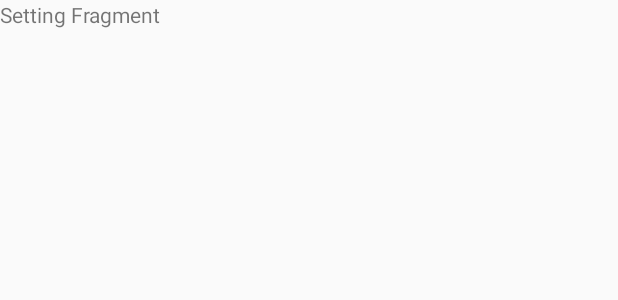
After one commit to nvnptit/MobileGK17, an Android app: the layout fragment_setting.xml on its own in the app's theme, with its tools: preview values and no code run, on a phone screen of 412 x 824 dp. The commit adds this screen. Shown: the top 300 px of the screen. Run offline under Robolectric (Android 15) with nearby library versions, the phone set to English and light mode, and no system bars.

Commit message:
update login, register,...

```diff
--- a/app/src/main/java/com/nvn/mobilegk17/fragment/QuanLySanPhamFragment.java
+++ b/app/src/main/java/com/nvn/mobilegk17/fragment/QuanLySanPhamFragment.java
@@ -113,9 +113,10 @@ public class QuanLySanPhamFragment extends Fragment {
         dbSanPham.themSanPham(new SanPham("Q02","Quần tây nữ",
                 "99999","/storage/emulated/0/Download/quantaynu.png"));
     }
+
     private void initData() {
         dbSanPham = new DbSanPham(getContext());
-     //   initDataDB();
+       // initDataDB();
         sanPhamArrayList.addAll(dbSanPham.laySanPham());
 
         sanPhamAdapter = new SanPhamAdapter(getContext(),sanPhamArrayList);
--- /dev/null
+++ b/app/src/main/res/drawable/ic_baseline_login_24.xml
@@ -0,0 +1,5 @@
+<vector android:height="24dp" android:tint="#C66868"
+    android:viewportHeight="24" android:viewportWidth="24"
+    android:width="24dp" xmlns:android="http://schemas.android.com/apk/res/android">
+    <path android:fillColor="@android:color/white" android:pathData="M11,7L9.6,8.4l2.6,2.6H2v2h10.2l-2.6,2.6L11,17l5,-5L11,7zM20,19h-8v2h8c1.1,0 2,-0.9 2,-2V5c0,-1.1 -0.9,-2 -2,-2h-8v2h8V19z"/>
+</vector>
--- /dev/null
+++ b/app/src/main/res/layout/fragment_setting.xml
@@ -0,0 +1,13 @@
+<?xml version="1.0" encoding="utf-8"?>
+<FrameLayout xmlns:android="http://schemas.android.com/apk/res/android"
+    xmlns:tools="http://schemas.android.com/tools"
+    android:layout_width="match_parent"
+    android:layout_height="match_parent"
+    tools:context=".fragment.SettingFragment">
+
+    <TextView
+        android:layout_width="match_parent"
+        android:layout_height="match_parent"
+        android:text="Setting Fragment" />
+
+</FrameLayout>
--- a/app/src/main/res/values/strings.xml
+++ b/app/src/main/res/values/strings.xml
@@ -4,7 +4,7 @@
     <string name="action_congnhan">Công nhân</string>
     <string name="action_bieudo">Biểu đồ</string>
     <!-- TODO: Remove or change this placeholder text -->
-    <string name="hello_blank_fragment">Hello blank fragment</string>
+
     <string name="addnew">Thêm mới</string>
     <string name="bieudo">Biểu đồ</string>
     <string name="timkiem">Tìm kiếm</string>
```
Also changed, not shown: app/src/main/java/com/nvn/mobilegk17/activity/MainActivity.java (+7 -0 lines), app/src/main/java/com/nvn/mobilegk17/fragment/SettingFragment.java (added, +29 -0 lines), app/src/main/res/menu/menu_bottom_nav.xml (+9 -2 lines).
